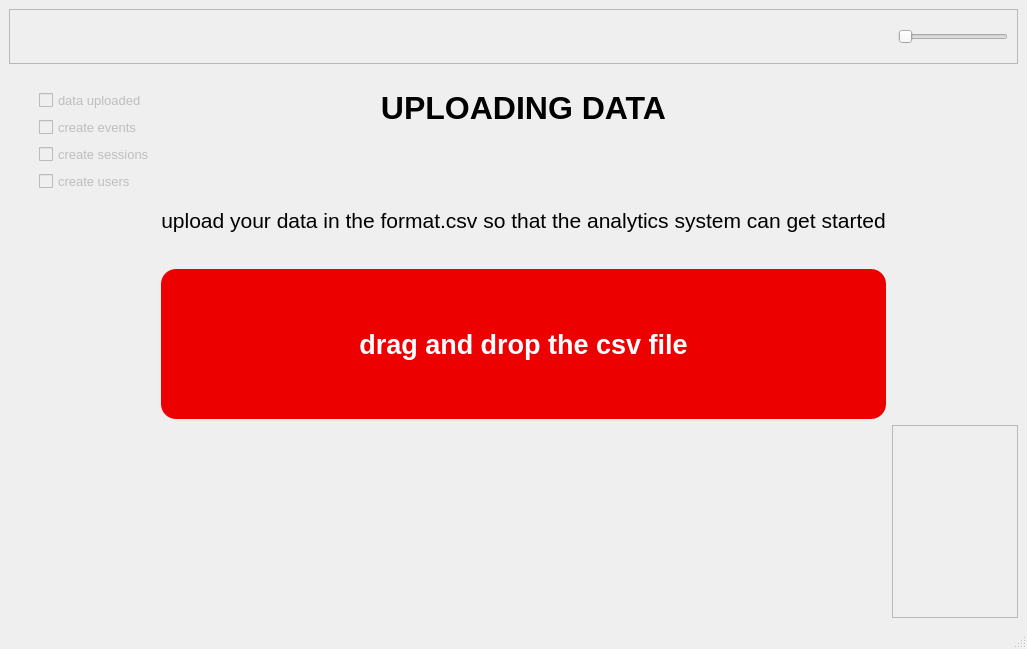
This is ui/data-loader.ui in SpectreCom444/AppMetrica-data-visualization-system as Qt 5 draws it before an edit. The edited form follows.
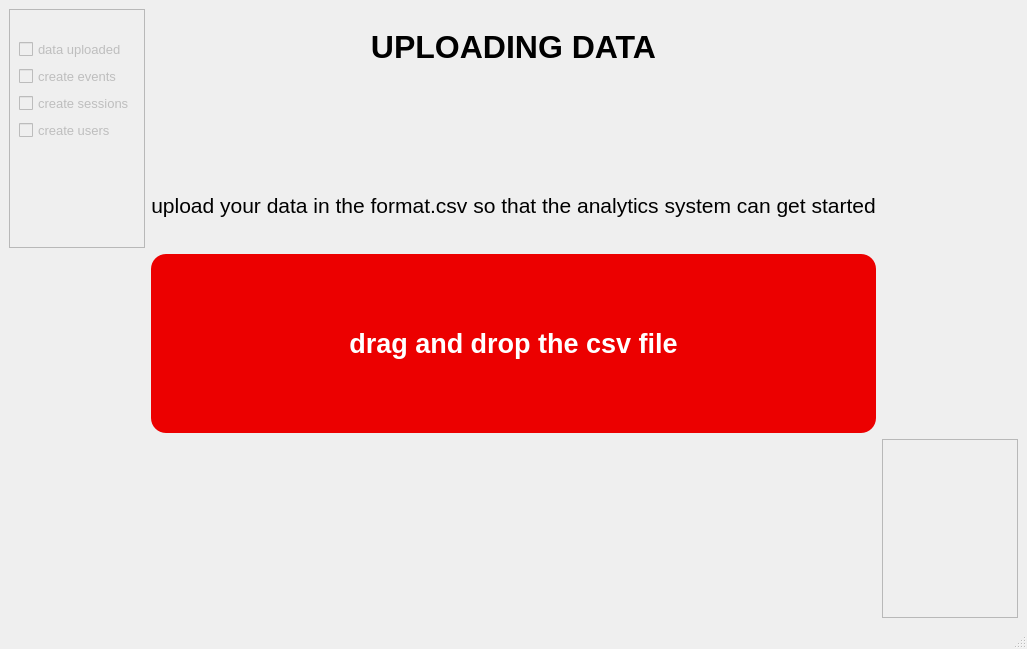
This is the edited form.

Commit message: creating a loader class

```diff
--- a/ui/data-loader.ui
+++ b/ui/data-loader.ui
@@ -20,143 +20,15 @@
    <string>MainWindow</string>
   </property>
   <widget class="QWidget" name="centralwidget">
-   <layout class="QVBoxLayout" name="verticalLayout" stretch="1,10">
+   <layout class="QVBoxLayout" name="verticalLayout" stretch="10">
     <item>
-     <widget class="QFrame" name="frame_2">
-      <property name="frameShape">
-       <enum>QFrame::StyledPanel</enum>
-      </property>
-      <property name="frameShadow">
-       <enum>QFrame::Raised</enum>
-      </property>
-      <layout class="QHBoxLayout" name="horizontalLayout">
-       <item>
-        <layout class="QHBoxLayout" name="horizontalLayout_2" stretch="8,1">
-         <item>
-          <spacer name="horizontalSpacer_3">
-           <property name="orientation">
-            <enum>Qt::Horizontal</enum>
-           </property>
-           <property name="sizeHint" stdset="0">
-            <size>
-             <width>40</width>
-             <height>20</height>
-            </size>
-           </property>
-          </spacer>
-         </item>
-         <item>
-          <widget class="QSlider" name="processing_slider">
-           <property name="enabled">
-            <bool>false</bool>
-           </property>
-           <property name="orientation">
-            <enum>Qt::Horizontal</enum>
-           </property>
-          </widget>
-         </item>
-        </layout>
-       </item>
-      </layout>
-     </widget>
-    </item>
-    <item>
-     <layout class="QGridLayout" name="gridLayout">
-      <item row="0" column="0">
-       <layout class="QVBoxLayout" name="verticalLayout_2">
-        <property name="spacing">
-         <number>6</number>
-        </property>
-        <property name="leftMargin">
-         <number>30</number>
-        </property>
-        <property name="topMargin">
-         <number>20</number>
-        </property>
-        <item>
-         <widget class="QCheckBox" name="load_data_checkbox">
-          <property name="enabled">
-           <bool>false</bool>
-          </property>
-          <property name="font">
-           <font>
-            <pointsize>10</pointsize>
-           </font>
-          </property>
-          <property name="text">
-           <string>data uploaded</string>
-          </property>
-         </widget>
-        </item>
-        <item>
-         <widget class="QCheckBox" name="create_events_checkbox">
-          <property name="enabled">
-           <bool>false</bool>
-          </property>
-          <property name="font">
-           <font>
-            <pointsize>10</pointsize>
-           </font>
-          </property>
-          <property name="text">
-           <string>create events</string>
-          </property>
-         </widget>
-        </item>
-        <item>
-         <widget class="QCheckBox" name="create_sessions_checkbox">
-          <property name="enabled">
-           <bool>false</bool>
-          </property>
-          <property name="font">
-           <font>
-            <pointsize>10</pointsize>
-           </font>
-          </property>
-          <property name="text">
-           <string>create sessions</string>
-          </property>
-         </widget>
-        </item>
-        <item>
-         <widget class="QCheckBox" name="create_users_checkbox">
-          <property name="enabled">
-           <bool>false</bool>
-          </property>
-          <property name="font">
-           <font>
-            <pointsize>10</pointsize>
-           </font>
-          </property>
-          <property name="text">
-           <string>create users</string>
-          </property>
-          <property name="checked">
-           <bool>false</bool>
-          </property>
-         </widget>
-        </item>
-        <item>
-         <spacer name="verticalSpacer_3">
-          <property name="orientation">
-           <enum>Qt::Vertical</enum>
-          </property>
-          <property name="sizeHint" stdset="0">
-           <size>
-            <width>20</width>
-            <height>40</height>
-           </size>
-          </property>
-         </spacer>
-        </item>
-       </layout>
-      </item>
+     <layout class="QGridLayout" name="gridLayout" rowstretch="4,3,3" columnstretch="2,2,2" rowminimumheight="2,2,2">
       <item row="1" column="1">
        <widget class="QFrame" name="drop_frame">
         <property name="minimumSize">
          <size>
-          <width>440</width>
-          <height>150</height>
+          <width>100</width>
+          <height>100</height>
          </size>
         </property>
         <property name="cursor">
@@ -328,6 +200,107 @@
         <layout class="QVBoxLayout" name="verticalLayout_7"/>
        </widget>
       </item>
+      <item row="0" column="0">
+       <widget class="QFrame" name="indicator">
+        <property name="frameShape">
+         <enum>QFrame::StyledPanel</enum>
+        </property>
+        <property name="frameShadow">
+         <enum>QFrame::Raised</enum>
+        </property>
+        <layout class="QVBoxLayout" name="verticalLayout_2">
+         <item>
+          <layout class="QVBoxLayout" name="grid">
+           <property name="spacing">
+            <number>6</number>
+           </property>
+           <property name="leftMargin">
+            <number>0</number>
+           </property>
+           <property name="topMargin">
+            <number>20</number>
+           </property>
+           <item>
+            <widget class="QCheckBox" name="load_data_checkbox">
+             <property name="enabled">
+              <bool>false</bool>
+             </property>
+             <property name="font">
+              <font>
+               <pointsize>10</pointsize>
+              </font>
+             </property>
+             <property name="text">
+              <string>data uploaded</string>
+             </property>
+            </widget>
+           </item>
+           <item>
+            <widget class="QCheckBox" name="create_events_checkbox">
+             <property name="enabled">
+              <bool>false</bool>
+             </property>
+             <property name="font">
+              <font>
+               <pointsize>10</pointsize>
+              </font>
+             </property>
+             <property name="text">
+              <string>create events</string>
+             </property>
+            </widget>
+           </item>
+           <item>
+            <widget class="QCheckBox" name="create_sessions_checkbox">
+             <property name="enabled">
+              <bool>false</bool>
+             </property>
+             <property name="font">
+              <font>
+               <pointsize>10</pointsize>
+              </font>
+             </property>
+             <property name="text">
+              <string>create sessions</string>
+             </property>
+            </widget>
+           </item>
+           <item>
+            <widget class="QCheckBox" name="create_users_checkbox">
+             <property name="enabled">
+              <bool>false</bool>
+             </property>
+             <property name="font">
+              <font>
+               <pointsize>10</pointsize>
+              </font>
+             </property>
+             <property name="text">
+              <string>create users</string>
+             </property>
+             <property name="checked">
+              <bool>false</bool>
+             </property>
+            </widget>
+           </item>
+           <item>
+            <spacer name="verticalSpacer_3">
+             <property name="orientation">
+              <enum>Qt::Vertical</enum>
+             </property>
+             <property name="sizeHint" stdset="0">
+              <size>
+               <width>20</width>
+               <height>40</height>
+              </size>
+             </property>
+            </spacer>
+           </item>
+          </layout>
+         </item>
+        </layout>
+       </widget>
+      </item>
      </layout>
     </item>
    </layout>
```
The commit also changes 8 other files.
